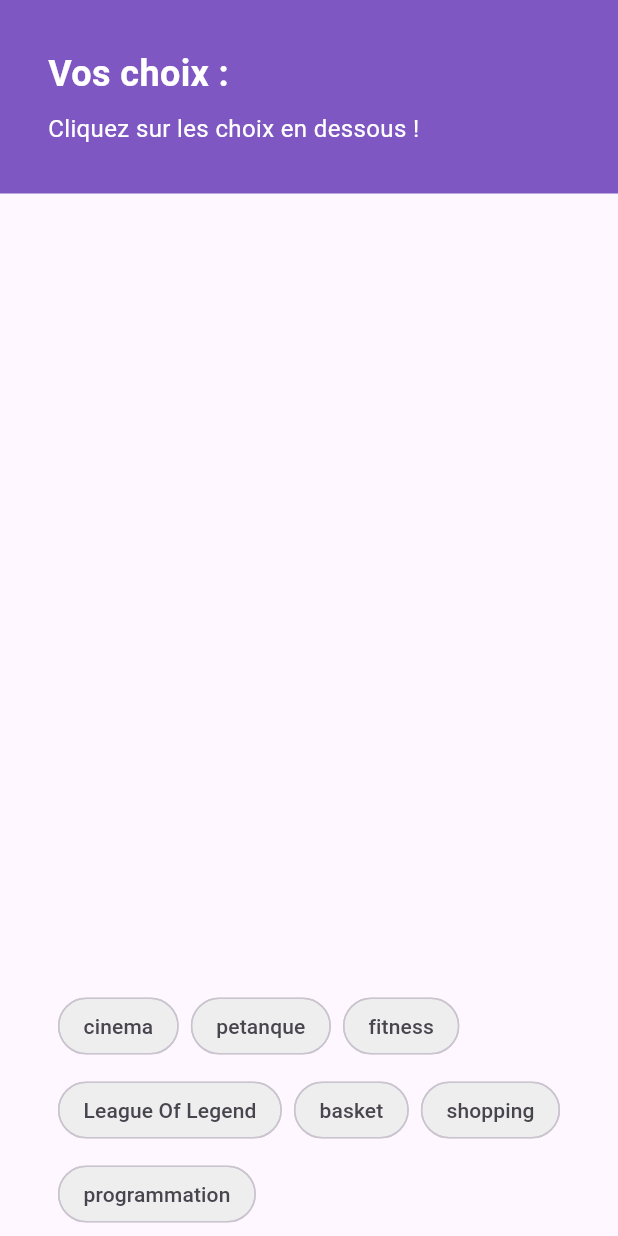
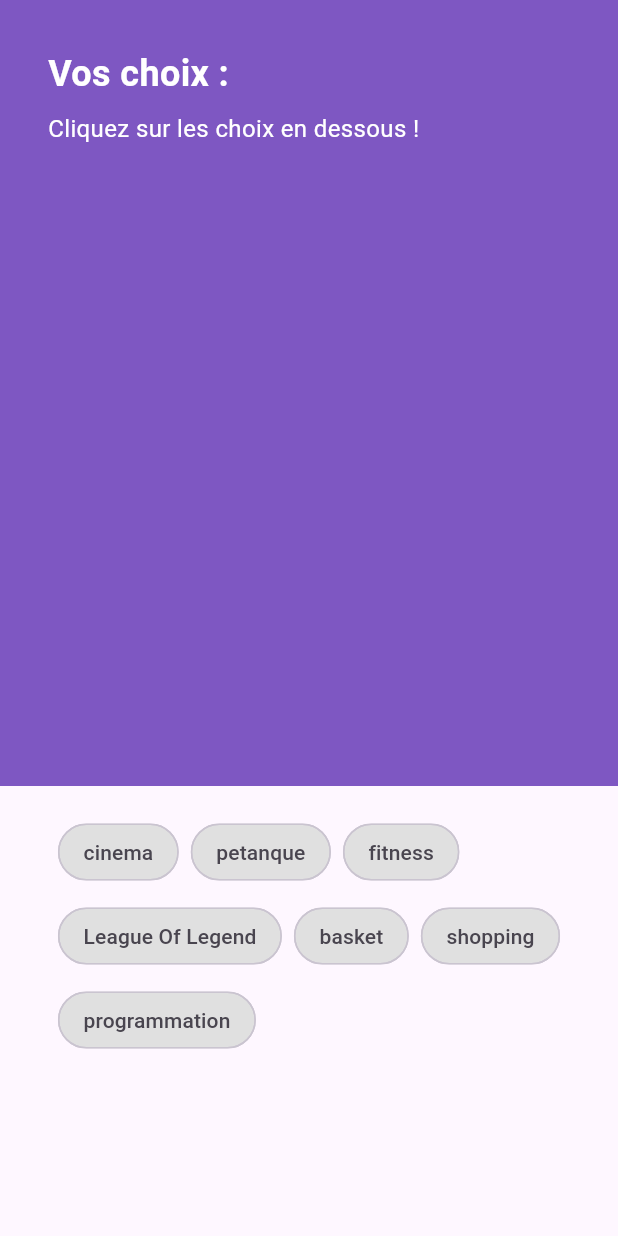
Before and after one commit to JustGritt/Flutter-todolist, a Flutter app: the screen it shows after launch, on a phone screen of 412 x 824 dp. Run offline on Flutter 3.47's test engine with Material 3 defaults, Android fonts, the phone set to English and light mode, and no system bars.

Commit message:
Update user interface

```diff
--- a/lib/src/app.dart
+++ b/lib/src/app.dart
@@ -7,11 +7,15 @@ class Home extends StatelessWidget {
 
   @override
   Widget build(BuildContext context) {
-    return const Scaffold(
-      body: Column(
+    return Scaffold(
+      appBar: AppBar(
+        backgroundColor: Colors.deepPurple[400],
+        toolbarHeight: 0,
+        elevation: 0,
+      ),
+      body: const Column(
         children: [
-          Header(),
-          Expanded(child: SizedBox()),
+          Expanded(child: Header()),
           Footer(),
         ],
       ),
--- a/lib/src/choice_item.dart
+++ b/lib/src/choice_item.dart
@@ -11,7 +11,7 @@ class ChoiceItem extends StatelessWidget {
       padding: const EdgeInsets.all(4.0),
       child: Chip(
         label: Text(label),
-        backgroundColor: Colors.grey[200],
+        backgroundColor: Colors.grey[300],
         shape: RoundedRectangleBorder(
           borderRadius: BorderRadius.circular(20.0),
         ),
--- a/lib/src/footer.dart
+++ b/lib/src/footer.dart
@@ -8,11 +8,17 @@ class Footer extends StatelessWidget {
   Widget build(BuildContext context) {
     final choices = [
       'cinema', 'petanque', 'fitness', 'League Of Legend',
-      'basket', 'shopping', 'programmation'
+      'basket', 'shopping', 'programmation',
     ];
 
-    return Wrap(
-      children: choices.map((choice) => ChoiceItem(label: choice)).toList(),
+    return Container(
+      height: 300.0,
+      padding: const EdgeInsets.all(16.0),
+      child: SingleChildScrollView(
+        child: Wrap(
+          children: choices.map((choice) => ChoiceItem(label: choice)).toList(),
+        ),
+      ),
     );
   }
 }
```
